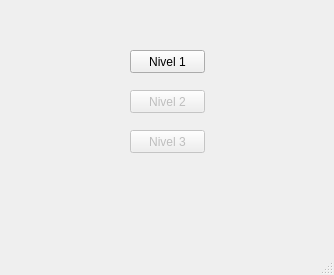
First picture: the form in partidas.ui, repository javierjose1224/Proyecto_final, before the edit.
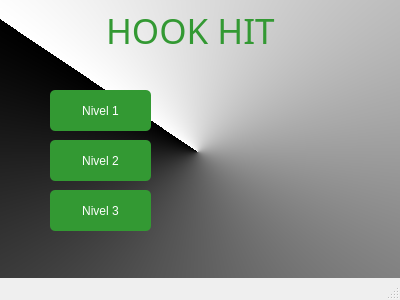
Second picture: the form after the edit. Icons and pictures are not drawn.

The edit to the form file:
```diff
--- a/partidas.ui
+++ b/partidas.ui
@@ -6,8 +6,8 @@
    <rect>
     <x>0</x>
     <y>0</y>
-    <width>334</width>
-    <height>275</height>
+    <width>400</width>
+    <height>300</height>
    </rect>
   </property>
   <property name="windowTitle">
@@ -17,12 +17,18 @@
    <widget class="QPushButton" name="pushButton">
     <property name="geometry">
      <rect>
-      <x>130</x>
-      <y>50</y>
-      <width>75</width>
-      <height>23</height>
+      <x>50</x>
+      <y>90</y>
+      <width>101</width>
+      <height>41</height>
      </rect>
     </property>
+    <property name="styleSheet">
+     <string notr="true">Padding: 1px;
+Border-radius: 5px;
+Background: #393;
+Color: #fefefe;</string>
+    </property>
     <property name="text">
      <string>Nivel 1</string>
     </property>
@@ -33,12 +39,18 @@
     </property>
     <property name="geometry">
      <rect>
-      <x>130</x>
-      <y>90</y>
-      <width>75</width>
-      <height>23</height>
+      <x>50</x>
+      <y>140</y>
+      <width>101</width>
+      <height>41</height>
      </rect>
     </property>
+    <property name="styleSheet">
+     <string notr="true">Padding: 1px;
+Border-radius: 5px;
+Background: #393;
+Color: #fefefe;</string>
+    </property>
     <property name="text">
      <string>Nivel 2</string>
     </property>
@@ -49,16 +61,130 @@
     </property>
     <property name="geometry">
      <rect>
-      <x>130</x>
-      <y>130</y>
-      <width>75</width>
-      <height>23</height>
+      <x>50</x>
+      <y>190</y>
+      <width>101</width>
+      <height>41</height>
      </rect>
     </property>
+    <property name="styleSheet">
+     <string notr="true">Padding: 1px;
+Border-radius: 5px;
+Background: #393;
+Color: #fefefe;</string>
+    </property>
     <property name="text">
      <string>Nivel 3</string>
     </property>
    </widget>
+   <widget class="QLabel" name="label_4">
+    <property name="geometry">
+     <rect>
+      <x>60</x>
+      <y>10</y>
+      <width>281</width>
+      <height>41</height>
+     </rect>
+    </property>
+    <property name="font">
+     <font>
+      <family>Segoe Script</family>
+      <pointsize>26</pointsize>
+      <weight>9</weight>
+      <italic>false</italic>
+      <bold>false</bold>
+     </font>
+    </property>
+    <property name="styleSheet">
+     <string notr="true">text-align: center;
+color: #393;
+margin: 0 auto;
+font-size: 35px;
+font-family: 'Droid Sans';
+font: 75 26pt &quot;Segoe Script&quot;;</string>
+    </property>
+    <property name="text">
+     <string>HOOK HIT</string>
+    </property>
+   </widget>
+   <widget class="QLabel" name="x_1">
+    <property name="enabled">
+     <bool>true</bool>
+    </property>
+    <property name="geometry">
+     <rect>
+      <x>130</x>
+      <y>140</y>
+      <width>41</width>
+      <height>41</height>
+     </rect>
+    </property>
+    <property name="styleSheet">
+     <string notr="true">image: url(:/Imagenes/X.png);</string>
+    </property>
+    <property name="text">
+     <string/>
+    </property>
+   </widget>
+   <widget class="QLabel" name="x_2">
+    <property name="enabled">
+     <bool>true</bool>
+    </property>
+    <property name="geometry">
+     <rect>
+      <x>130</x>
+      <y>190</y>
+      <width>41</width>
+      <height>41</height>
+     </rect>
+    </property>
+    <property name="styleSheet">
+     <string notr="true">image: url(:/Imagenes/X.png);</string>
+    </property>
+    <property name="text">
+     <string/>
+    </property>
+   </widget>
+   <widget class="QLabel" name="label">
+    <property name="geometry">
+     <rect>
+      <x>200</x>
+      <y>120</y>
+      <width>141</width>
+      <height>91</height>
+     </rect>
+    </property>
+    <property name="styleSheet">
+     <string notr="true">image: url(:/Imagenes/logo_hook_hit.png);</string>
+    </property>
+    <property name="text">
+     <string/>
+    </property>
+   </widget>
+   <widget class="QLabel" name="label_2">
+    <property name="geometry">
+     <rect>
+      <x>0</x>
+      <y>0</y>
+      <width>400</width>
+      <height>300</height>
+     </rect>
+    </property>
+    <property name="styleSheet">
+     <string notr="true">background-color: qconicalgradient(cx:0.494318, cy:0.506, angle:138, stop:0 rgba(0, 0, 0, 255), stop:1 rgba(255, 255, 255, 255));</string>
+    </property>
+    <property name="text">
+     <string/>
+    </property>
+   </widget>
+   <zorder>label_2</zorder>
+   <zorder>pushButton</zorder>
+   <zorder>pushButton_2</zorder>
+   <zorder>pushButton_3</zorder>
+   <zorder>label_4</zorder>
+   <zorder>x_1</zorder>
+   <zorder>x_2</zorder>
+   <zorder>label</zorder>
   </widget>
   <widget class="QMenuBar" name="menubar">
    <property name="geometry">
```
Left out of the diff: 2 changed lines with no effect on the pictures.
